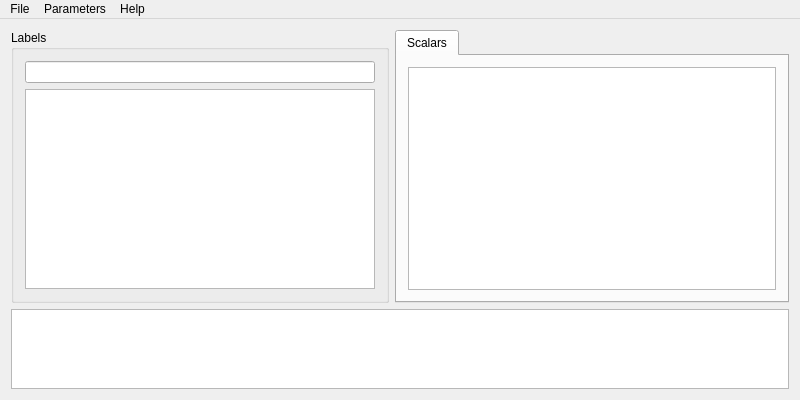
Old version of the form forms/mainwindow.ui in the repository pa23/diecat.
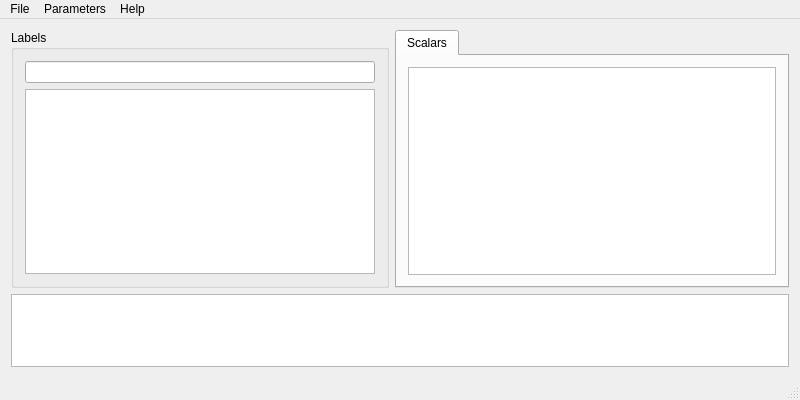
New version of the form.

Commit message: v0.3.0 Runing hard function in a separate thred. Updating GUI during hard functions working.

Patch:
```diff
--- a/forms/mainwindow.ui
+++ b/forms/mainwindow.ui
@@ -173,6 +173,7 @@
    <addaction name="menuParameters"/>
    <addaction name="menuHelp"/>
   </widget>
+  <widget class="QStatusBar" name="statusBar"/>
   <action name="action_OpenProject">
    <property name="text">
     <string>Open project...</string>
```
The commit also changes 2 other files.
